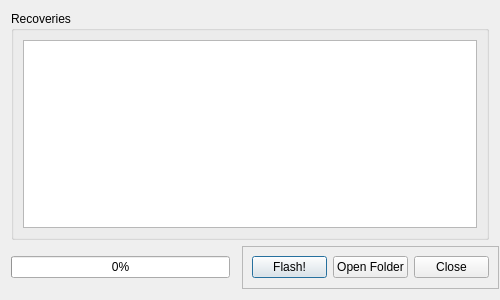
Before: the Qt Designer form AndroidMultiTool/dialogrecovery.ui in lexpaval/LxMultiTool, drawn with Qt 5.
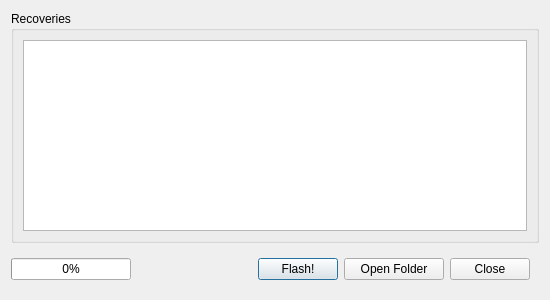
After: the same form once the commit is applied. Icons and pictures are not drawn.

Patch:
```diff
--- a/AndroidMultiTool/dialogrecovery.ui
+++ b/AndroidMultiTool/dialogrecovery.ui
@@ -6,13 +6,13 @@
    <rect>
     <x>0</x>
     <y>0</y>
-    <width>500</width>
+    <width>550</width>
     <height>300</height>
    </rect>
   </property>
   <property name="minimumSize">
    <size>
-    <width>500</width>
+    <width>550</width>
     <height>300</height>
    </size>
   </property>
@@ -33,7 +33,7 @@
      </property>
      <property name="minimumSize">
       <size>
-       <width>219</width>
+       <width>120</width>
        <height>21</height>
       </size>
      </property>
@@ -90,24 +90,12 @@
    </item>
    <item row="1" column="2">
     <widget class="QFrame" name="frame">
-     <property name="minimumSize">
-      <size>
-       <width>257</width>
-       <height>43</height>
-      </size>
-     </property>
      <property name="maximumSize">
       <size>
-       <width>257</width>
-       <height>43</height>
+       <width>307</width>
+       <height>44</height>
       </size>
      </property>
-     <property name="frameShape">
-      <enum>QFrame::StyledPanel</enum>
-     </property>
-     <property name="frameShadow">
-      <enum>QFrame::Raised</enum>
-     </property>
      <layout class="QHBoxLayout" name="horizontalLayout">
       <item>
        <widget class="QPushButton" name="flashButton">
@@ -140,6 +128,12 @@
       </item>
       <item>
        <widget class="QPushButton" name="exploreButton">
+        <property name="minimumSize">
+         <size>
+          <width>100</width>
+          <height>0</height>
+         </size>
+        </property>
         <property name="toolTip">
          <string>&lt;html&gt;&lt;head/&gt;&lt;body&gt;&lt;p&gt;Open the folder containing the recoveries.&lt;/p&gt;&lt;/body&gt;&lt;/html&gt;</string>
         </property>
@@ -150,6 +144,15 @@
       </item>
       <item>
        <widget class="QDialogButtonBox" name="buttonBox">
+        <property name="sizePolicy">
+         <sizepolicy hsizetype="Minimum" vsizetype="Fixed">
+          <horstretch>0</horstretch>
+          <verstretch>0</verstretch>
+         </sizepolicy>
+        </property>
+        <property name="focusPolicy">
+         <enum>Qt::TabFocus</enum>
+        </property>
         <property name="toolTip">
          <string>&lt;html&gt;&lt;head/&gt;&lt;body&gt;&lt;p&gt;Close this window.&lt;/p&gt;&lt;/body&gt;&lt;/html&gt;</string>
         </property>
```
Left out of the diff: 3 changed lines with no effect on the pictures.
